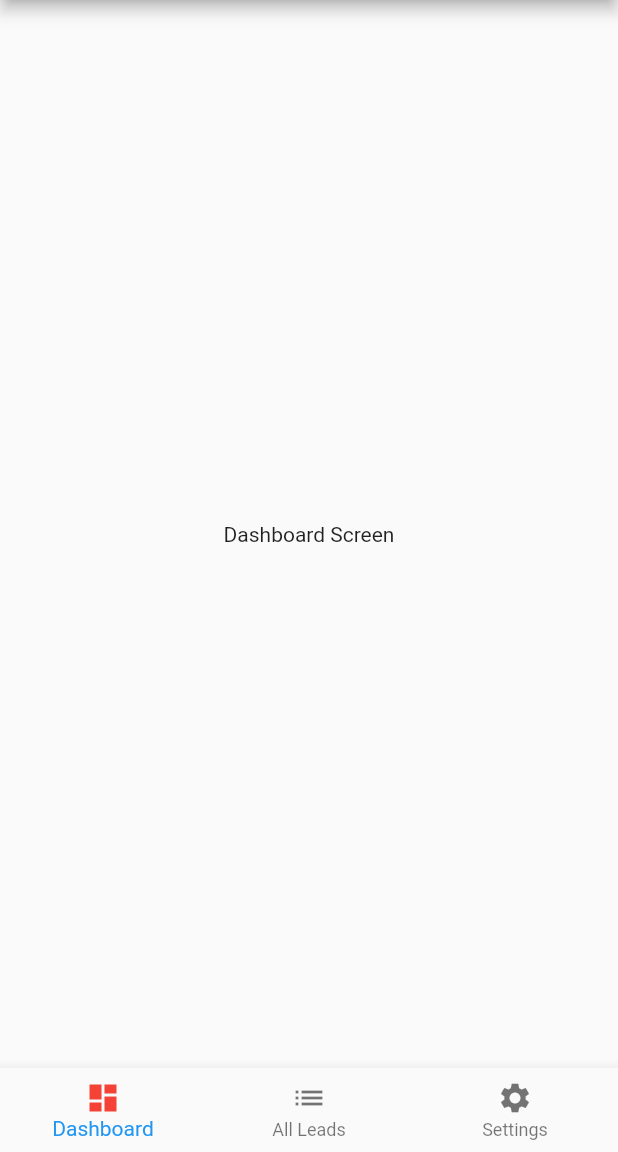
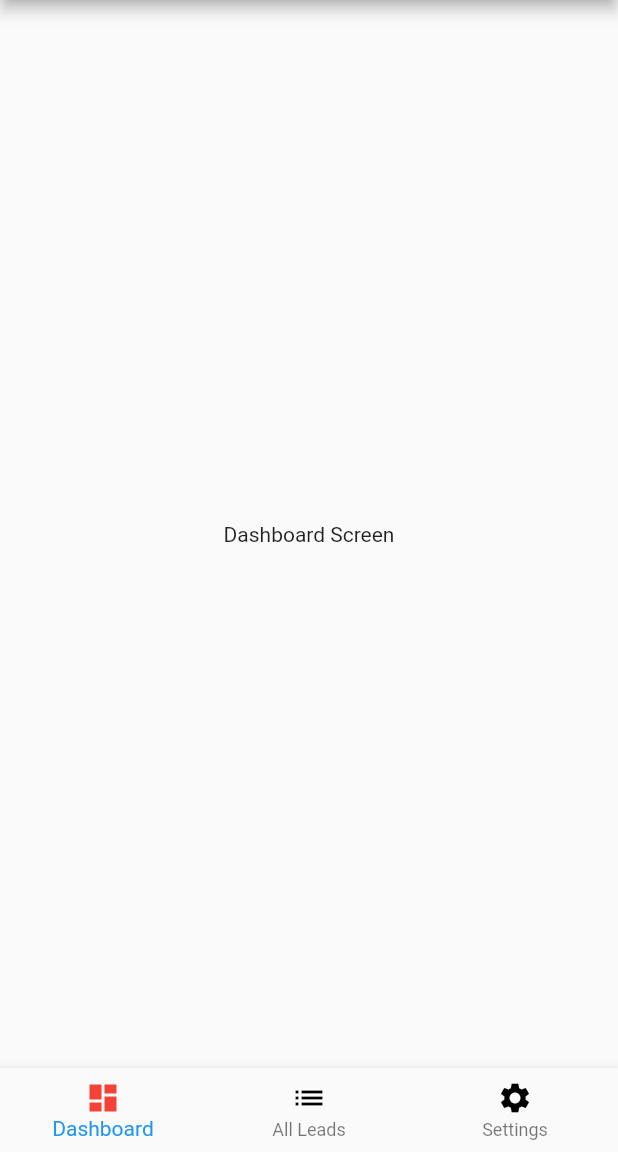
Before and after one commit to Abdelrahman-Zakria/leads_management, a Flutter app: the screen it shows after launch, on a phone screen of 412 x 824 dp, the part 84-1236 px from its top. Run offline on Flutter 3.47's test engine with Material 2 defaults, Android fonts, the phone set to English and light mode, and no system bars; our stand-ins replace get.

Commit message:
Started project

```diff
--- a/lib/view/home_screen.dart
+++ b/lib/view/home_screen.dart
@@ -21,11 +21,11 @@ class MyHomePage extends StatelessWidget {
             label: 'Dashboard',
           ),
           BottomNavigationBarItem(
-            icon: Icon(Icons.list),
+            icon: Icon(Icons.list,color: controller.selectedIndex == 1 ? Colors.red : Colors.black),
             label: 'All Leads',
           ),
           BottomNavigationBarItem(
-            icon: Icon(Icons.settings),
+            icon: Icon(Icons.settings,color: controller.selectedIndex == 2 ? Colors.red : Colors.black),
             label: 'Settings',
           ),
         ],
```
